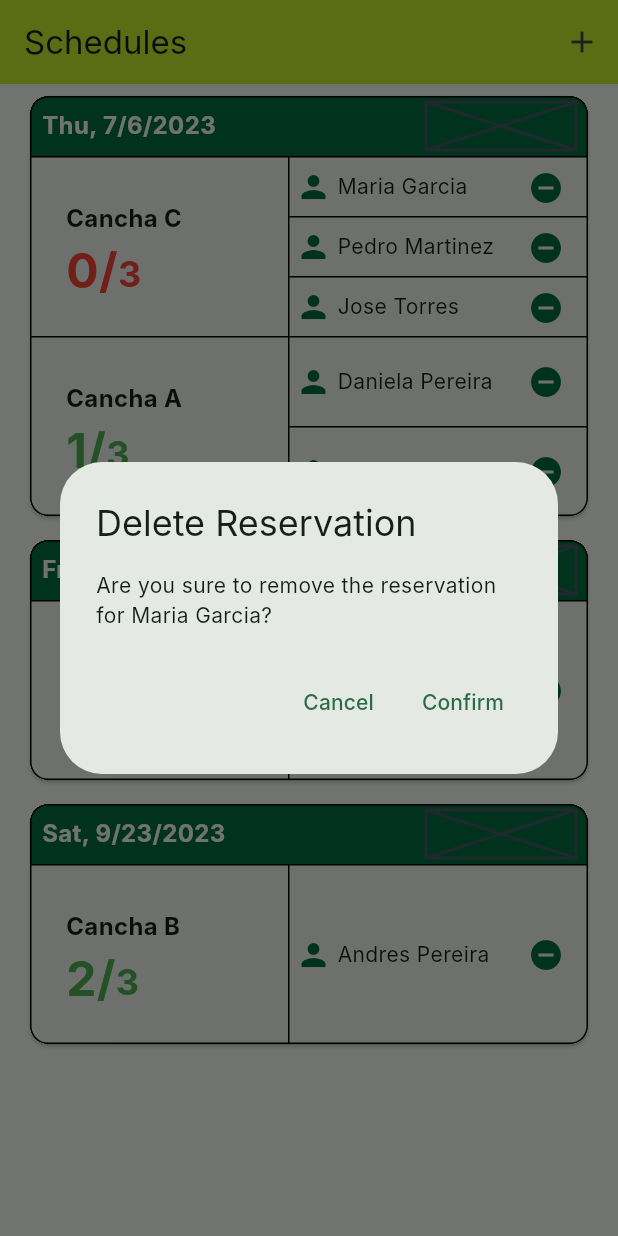
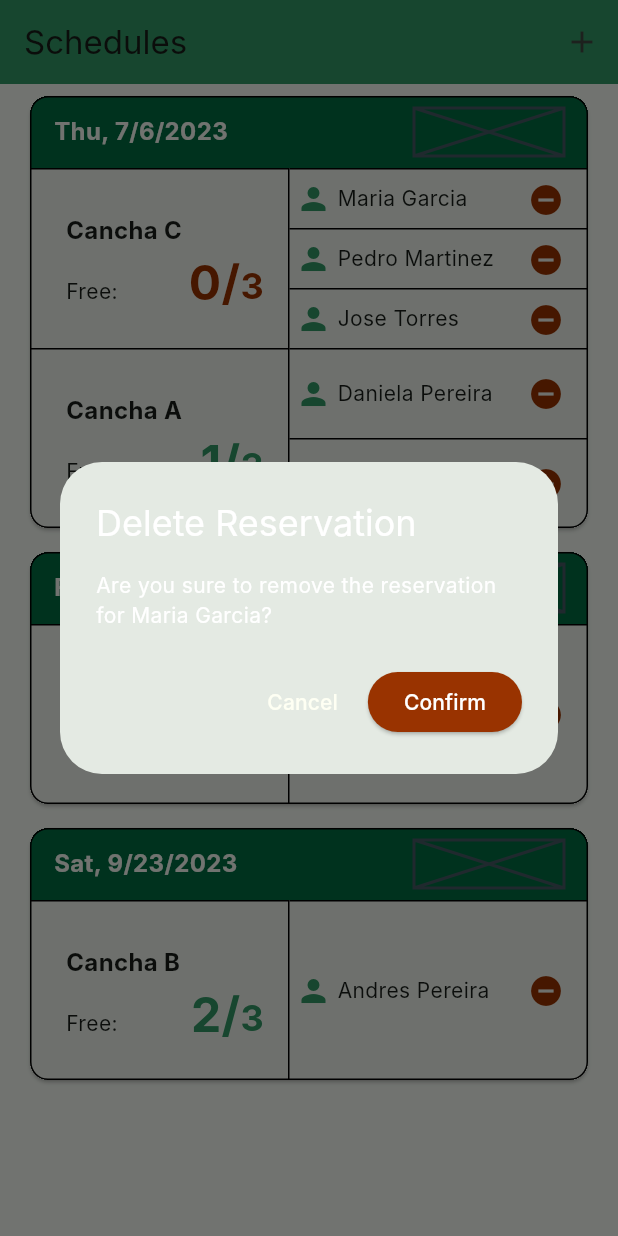
Before and after one commit to AndreXi/tennis-court-scheduling, a Flutter app: the screen it shows after launch, after a tap on the "remove circle" icon, on a phone screen of 412 x 824 dp. Run offline on Flutter 3.47's test engine with Material 2 defaults, Android fonts, the light colour scheme and no system bars; our stand-ins replace auto_route, bloc, flutter_bloc, hive_flutter; accounts and stored records are empty; generated files the repository leaves out were written again; Roboto replaces fonts that are missing (Inter).

Commit message:
update: many ui details

```diff
--- a/lib/app/view/app.dart
+++ b/lib/app/view/app.dart
@@ -12,8 +12,8 @@ class App extends StatelessWidget {
     return MaterialApp.router(
       debugShowCheckedModeBanner: false,
       theme: ThemeData(
-        appBarTheme: const AppBarTheme(color: Color(0xFFC6ED2C)),
-        iconTheme: const IconThemeData(color: Color(0xFF006D42)),
+        appBarTheme: const AppBarTheme(color: Color(0xFF339966)),
+        iconTheme: const IconThemeData(color: Color(0xFF339966)),
         primaryColor: const Color(0xFF006D42),
         inputDecorationTheme: const InputDecorationTheme(
           labelStyle: TextStyle(
@@ -31,6 +31,7 @@ class App extends StatelessWidget {
           seedColor: const Color(0xFF339966),
         ).copyWith(
           error: const Color(0xffc6ed2c),
+          background: const Color(0xFF339966),
         ),
       ),
       localizationsDelegates: AppLocalizations.localizationsDelegates,
--- a/lib/l10n/arb/app_en.arb
+++ b/lib/l10n/arb/app_en.arb
@@ -19,5 +19,6 @@
     }
   },
   "nameConfirmDeleteDialog_title": "Delete Reservation",
-  "schedules_title": "Schedules"
+  "schedules_title": "Schedules",
+  "schedulesCourtInfo_freeLabel": "Free: "
 }
--- a/lib/l10n/arb/app_es.arb
+++ b/lib/l10n/arb/app_es.arb
@@ -12,5 +12,6 @@
   "nameConfirmDeleteDialog_confirm": "Confirm",
   "nameConfirmDeleteDialog_content": "Are you sure to remove the reservation for {userName}?",
   "nameConfirmDeleteDialog_title": "Delete Reservation",
-  "schedules_title": "Schedules"
+  "schedules_title": "Schedules",
+  "schedulesCourtInfo_freeLabel": "Free: "
 }
--- a/lib/schedules/widgets/day_schedules_item.dart
+++ b/lib/schedules/widgets/day_schedules_item.dart
@@ -59,9 +59,9 @@ class DaySchedulesItem extends StatelessWidget {
         child: Column(
           children: [
             Container(
-              constraints: const BoxConstraints(minHeight: 32),
+              constraints: const BoxConstraints(minHeight: 48),
               decoration: BoxDecoration(color: Theme.of(context).primaryColor),
-              padding: const EdgeInsets.symmetric(vertical: 4, horizontal: 8),
+              padding: const EdgeInsets.symmetric(vertical: 4, horizontal: 16),
               child: Row(
                 mainAxisAlignment: MainAxisAlignment.spaceBetween,
                 children: [
--- a/lib/schedules/widgets/name_confirm_delete_dialog.dart
+++ b/lib/schedules/widgets/name_confirm_delete_dialog.dart
@@ -12,17 +12,40 @@ class NameConfirmDeleteDialog extends StatelessWidget {
     final l10n = context.l10n;
 
     return AlertDialog(
-      title: Text(l10n.nameConfirmDeleteDialog_title),
-      content: Text(l10n.nameConfirmDeleteDialog_content(info.userName)),
+      title: Text(
+        l10n.nameConfirmDeleteDialog_title,
+        style: const TextStyle(
+          color: Colors.white,
+        ),
+      ),
+      content: Text(
+        l10n.nameConfirmDeleteDialog_content(info.userName),
+        style: const TextStyle(
+          color: Colors.white,
+        ),
+      ),
       actions: <Widget>[
         TextButton(
-          child: Text(l10n.nameConfirmDeleteDialog_cancel),
+          child: Text(
+            l10n.nameConfirmDeleteDialog_cancel,
+            style: const TextStyle(
+              color: Color(0xfffefff3),
+            ),
+          ),
           onPressed: () {
             Navigator.of(context).pop(false);
           },
         ),
-        TextButton(
-          child: Text(l10n.nameConfirmDeleteDialog_confirm),
+        ElevatedButton(
+          style: ElevatedButton.styleFrom(
+            backgroundColor: const Color(0xff993300),
+          ),
+          child: Text(
+            l10n.nameConfirmDeleteDialog_confirm,
+            style: const TextStyle(
+              color: Colors.white,
+            ),
+          ),
           onPressed: () {
             Navigator.of(context).pop(true);
           },
--- a/lib/schedules/widgets/schedules_court_info.dart
+++ b/lib/schedules/widgets/schedules_court_info.dart
@@ -1,4 +1,5 @@
 import 'package:flutter/material.dart';
+import 'package:tennis_court_scheduling/l10n/l10n.dart';
 
 class SchedulesCourtInfo extends StatelessWidget {
   const SchedulesCourtInfo({
@@ -14,6 +15,11 @@ class SchedulesCourtInfo extends StatelessWidget {
 
   @override
   Widget build(BuildContext context) {
+    final l10n = context.l10n;
+    final color = maxDaily - names.length == 0
+        ? const Color(0xFF993300)
+        : const Color(0xFF339966);
+
     return Container(
       padding: const EdgeInsets.only(left: 24),
       decoration: const BoxDecoration(border: Border(top: BorderSide())),
@@ -34,14 +40,14 @@ class SchedulesCourtInfo extends StatelessWidget {
               crossAxisAlignment: CrossAxisAlignment.baseline,
               textBaseline: TextBaseline.alphabetic,
               children: [
+                Text(l10n.schedulesCourtInfo_freeLabel),
+                const Spacer(),
                 Text(
                   '${maxDaily - names.length}/',
                   style: TextStyle(
                     fontSize: 32,
                     fontWeight: FontWeight.bold,
-                    color: maxDaily - names.length == 0
-                        ? Colors.red
-                        : Colors.green,
+                    color: color,
                   ),
                 ),
                 Text(
@@ -49,11 +55,10 @@ class SchedulesCourtInfo extends StatelessWidget {
                   style: TextStyle(
                     fontSize: 24,
                     fontWeight: FontWeight.bold,
-                    color: maxDaily - names.length == 0
-                        ? Colors.red
-                        : Colors.green,
+                    color: color,
                   ),
                 ),
+                const SizedBox(width: 16),
               ],
             )
           ],
--- a/lib/schedules/widgets/schedules_court_reserver_names.dart
+++ b/lib/schedules/widgets/schedules_court_reserver_names.dart
@@ -60,7 +60,10 @@ class SchedulesCourtReserverNames extends StatelessWidget {
                               date: date,
                             ),
                           ),
-                          icon: const Icon(Icons.remove_circle),
+                          icon: const Icon(
+                            Icons.remove_circle,
+                            color: Color(0xFF993300),
+                          ),
                         ),
                       )
                     ],
```
